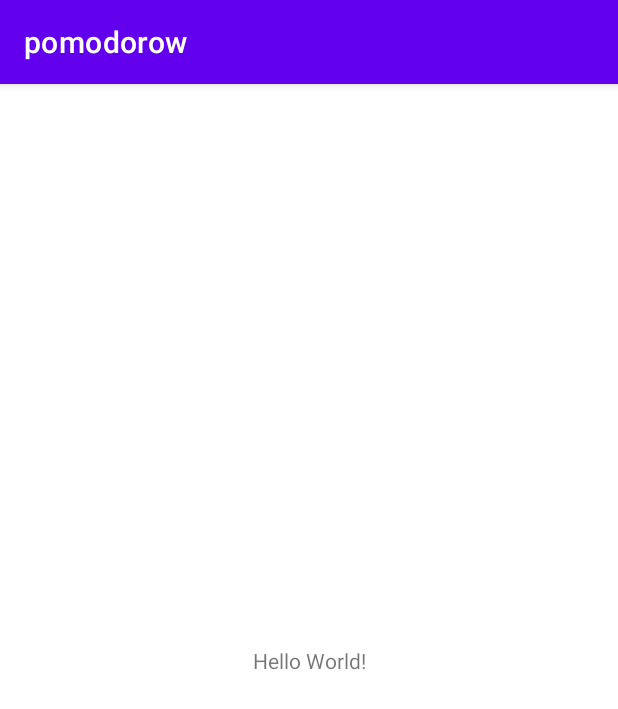
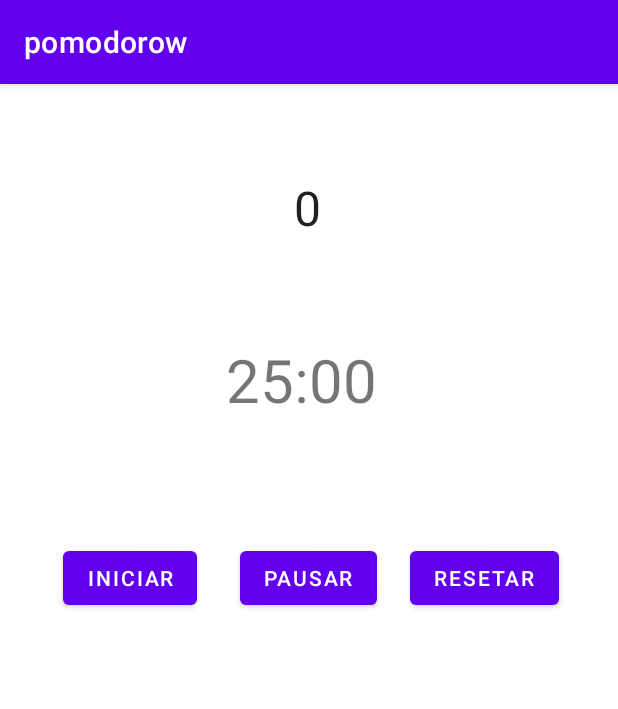
Before and after one commit to WintonOPF/PomodoroWin, an Android app: the screen it shows after launch (MainActivity), on a phone screen of 412 x 824 dp. Shown: the top 709 px of the screen. Run offline under Robolectric (Android 15) with nearby library versions, the light colour scheme and no system bars.

Commit message:
[NEW] Adding buttons

```diff
--- a/app/build.gradle
+++ b/app/build.gradle
@@ -4,7 +4,7 @@ plugins {
 }
 
 android {
-    compileSdk 32
+    compileSdk 33
 
     defaultConfig {
         applicationId "com.winton.pomodorow"
--- a/app/src/main/res/layout/activity_main.xml
+++ b/app/src/main/res/layout/activity_main.xml
@@ -7,12 +7,58 @@
     tools:context=".MainActivity">
 
     <TextView
+        android:id="@+id/txtContador"
         android:layout_width="wrap_content"
         android:layout_height="wrap_content"
-        android:text="Hello World!"
+        android:text="0"
+        android:textAppearance="@style/TextAppearance.AppCompat.Large"
+        android:textSize="32sp"
         app:layout_constraintBottom_toBottomOf="parent"
         app:layout_constraintEnd_toEndOf="parent"
+        app:layout_constraintHorizontal_bias="0.498"
         app:layout_constraintStart_toStartOf="parent"
+        app:layout_constraintTop_toTopOf="parent"
+        app:layout_constraintVertical_bias="0.084" />
+
+    <TextView
+        android:id="@+id/txtTimer"
+        android:layout_width="wrap_content"
+        android:layout_height="wrap_content"
+        android:layout_marginBottom="81dp"
+        android:text="25:00"
+        android:textSize="40sp"
+        app:layout_constraintBottom_toTopOf="@+id/btnPausar"
+        app:layout_constraintEnd_toEndOf="@+id/btnPausar" />
+
+    <Button
+        android:id="@+id/btnPausar"
+        android:layout_width="wrap_content"
+        android:layout_height="wrap_content"
+        android:layout_marginTop="305dp"
+        android:text="Pausar"
+        app:layout_constraintEnd_toStartOf="@+id/btnResetar"
+        app:layout_constraintStart_toEndOf="@+id/btnIniciar"
         app:layout_constraintTop_toTopOf="parent" />
 
+    <Button
+        android:id="@+id/btnResetar"
+        android:layout_width="wrap_content"
+        android:layout_height="wrap_content"
+        android:layout_marginEnd="17dp"
+        android:text="Resetar"
+        app:layout_constraintBaseline_toBaselineOf="@+id/btnPausar"
+        app:layout_constraintEnd_toEndOf="parent"
+        app:layout_constraintStart_toEndOf="@+id/btnPausar" />
+
+    <Button
+        android:id="@+id/btnIniciar"
+        android:layout_width="wrap_content"
+        android:layout_height="wrap_content"
+        android:layout_marginStart="20dp"
+        android:layout_marginEnd="6dp"
+        android:text="Iniciar"
+        app:layout_constraintBaseline_toBaselineOf="@+id/btnPausar"
+        app:layout_constraintEnd_toStartOf="@+id/btnPausar"
+        app:layout_constraintStart_toStartOf="parent" />
+
 </androidx.constraintlayout.widget.ConstraintLayout>
```
